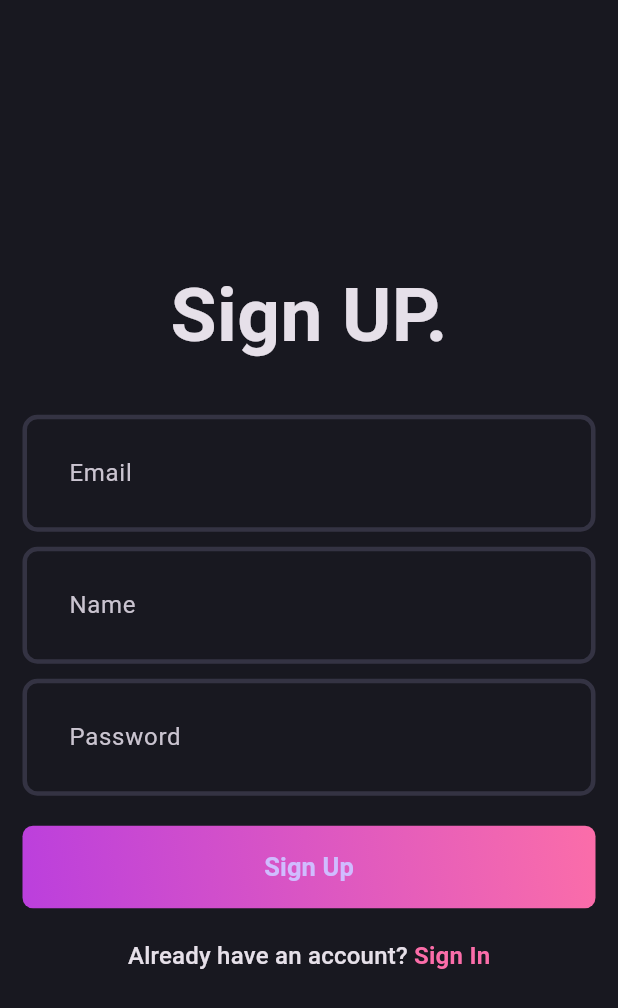
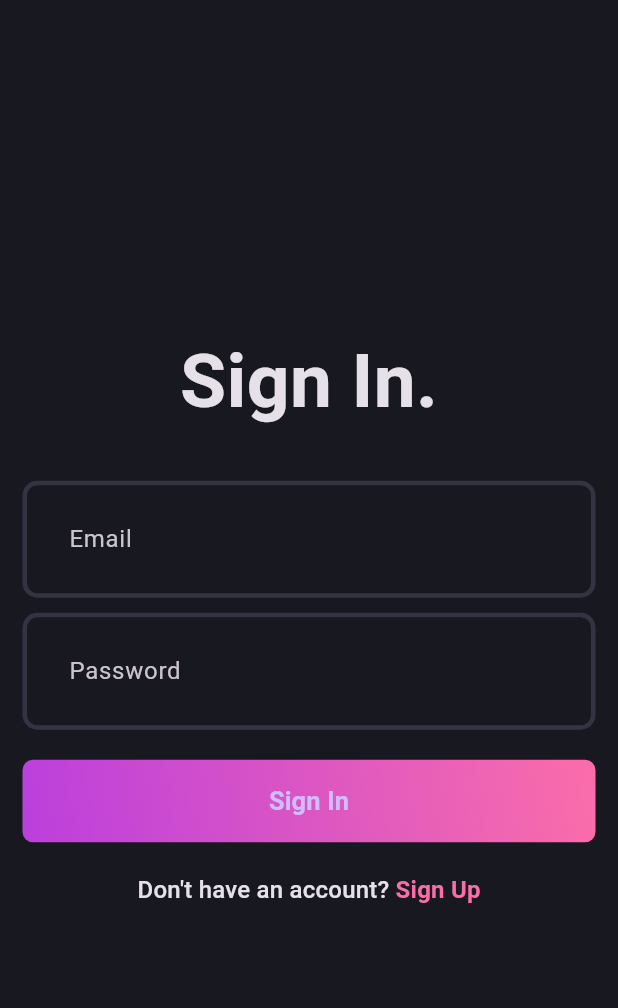
Before and after one commit to izarvek/fluxpost-blog-app, a Flutter app: the screen it shows after launch, on a phone screen of 412 x 824 dp. Shown: the top 1008 px of the screen. Run offline on Flutter 3.47's test engine with Material 3 defaults, Android fonts, the phone set to English and light mode, and no system bars.

Commit message:
feat(auth): add login page

```diff
--- a/lib/features/auth/presentation/pages/login_page.dart
+++ b/lib/features/auth/presentation/pages/login_page.dart
@@ -1,10 +1,82 @@
 import 'package:flutter/material.dart';
+import 'package:fluxpost/core/theme/app_pallete.dart';
+import 'package:fluxpost/features/auth/presentation/pages/signup_page.dart';
+import 'package:fluxpost/features/auth/presentation/widgets/auth_field.dart';
+import 'package:fluxpost/features/auth/presentation/widgets/auth_gradient_button.dart';
 
-class LoginPage extends StatelessWidget {
+class LoginPage extends StatefulWidget {
   const LoginPage({super.key});
 
   @override
+  State<LoginPage> createState() => _LoginPageState();
+}
+
+class _LoginPageState extends State<LoginPage> {
+  final emailController = TextEditingController();
+  final nameController = TextEditingController();
+  final passwordController = TextEditingController();
+  final formKey = GlobalKey<FormState>();
+
+  @override
+  void dispose() {
+    emailController.dispose();
+    passwordController.dispose();
+    super.dispose();
+  }
+
+  @override
   Widget build(BuildContext context) {
-    return const Placeholder();
+    return Scaffold(
+      body: Padding(
+        padding: const EdgeInsets.all(15.0),
+        child: Form(
+          key: formKey,
+          child: Column(
+            mainAxisAlignment: MainAxisAlignment.center,
+            children: [
+              Text(
+                "Sign In.",
+                style: TextStyle(fontSize: 50, fontWeight: FontWeight.bold),
+              ),
+              SizedBox(height: 30),
+              AuthField(hintText: 'Email', controller: emailController),
+              SizedBox(height: 10),
+              AuthField(
+                hintText: 'Password',
+                controller: passwordController,
+                isObsecureText: true,
+              ),
+              SizedBox(height: 20),
+              AuthGradientButton(buttonText: 'Sign In'),
+              SizedBox(height: 20),
+              GestureDetector(
+                onTap: () {
+                  Navigator.push(
+                    context,
+                    MaterialPageRoute(builder: (context) => SignUpPage()),
+                  );
+                },
+                child: RichText(
+                  text: TextSpan(
+                    text: 'Don\'t have an account? ',
+                    style: Theme.of(context).textTheme.titleMedium,
+                    children: [
+                      TextSpan(
+                        text: 'Sign Up',
+                        style: Theme.of(context).textTheme.titleMedium
+                            ?.copyWith(
+                              color: AppPallete.gradient2,
+                              fontWeight: FontWeight.bold,
+                            ),
+                      ),
+                    ],
+                  ),
+                ),
+              ),
+            ],
+          ),
+        ),
+      ),
+    );
   }
 }
--- a/lib/features/auth/presentation/pages/signup_page.dart
+++ b/lib/features/auth/presentation/pages/signup_page.dart
@@ -1,5 +1,6 @@
 import 'package:flutter/material.dart';
 import 'package:fluxpost/core/theme/app_pallete.dart';
+import 'package:fluxpost/features/auth/presentation/pages/login_page.dart';
 import 'package:fluxpost/features/auth/presentation/widgets/auth_field.dart';
 import 'package:fluxpost/features/auth/presentation/widgets/auth_gradient_button.dart';
 
@@ -27,6 +28,7 @@ class _SignUpPageState extends State<SignUpPage> {
   @override
   Widget build(BuildContext context) {
     return Scaffold(
+      appBar: AppBar(),
       body: Padding(
         padding: const EdgeInsets.all(15.0),
         child: Form(
@@ -35,31 +37,44 @@ class _SignUpPageState extends State<SignUpPage> {
             mainAxisAlignment: MainAxisAlignment.center,
             children: [
               Text(
-                "Sign UP.",
+                "Sign Up.",
                 style: TextStyle(fontSize: 50, fontWeight: FontWeight.bold),
               ),
               SizedBox(height: 30),
-              AuthField(hintText: 'Email' , controller: emailController,),
+              AuthField(hintText: 'Email', controller: emailController),
               SizedBox(height: 10),
-              AuthField(hintText: 'Name' , controller: nameController,),
+              AuthField(hintText: 'Name', controller: nameController),
               SizedBox(height: 10),
-              AuthField(hintText: 'Password' , controller: passwordController, isObsecureText: true,),
+              AuthField(
+                hintText: 'Password',
+                controller: passwordController,
+                isObsecureText: true,
+              ),
               SizedBox(height: 20),
-              AuthGradientButton(),
+              AuthGradientButton(buttonText: 'Sign Up'),
               SizedBox(height: 20),
-              RichText(
+              GestureDetector(
+                onTap: () {
+                  Navigator.push(
+                    context,
+                    MaterialPageRoute(builder: (context) => LoginPage()),
+                  );
+                },
+                child: RichText(
                   text: TextSpan(
                     text: 'Already have an account? ',
                     style: Theme.of(context).textTheme.titleMedium,
                     children: [
                       TextSpan(
                         text: 'Sign In',
-                      style: Theme.of(context).textTheme.titleMedium?.copyWith(
+                        style: Theme.of(context).textTheme.titleMedium
+                            ?.copyWith(
                               color: AppPallete.gradient2,
                               fontWeight: FontWeight.bold,
                             ),
                       ),
                     ],
+                  ),
                 ),
               ),
             ],
--- a/lib/features/auth/presentation/widgets/auth_gradient_button.dart
+++ b/lib/features/auth/presentation/widgets/auth_gradient_button.dart
@@ -2,7 +2,11 @@ import 'package:flutter/material.dart';
 import 'package:fluxpost/core/theme/app_pallete.dart';
 
 class AuthGradientButton extends StatelessWidget {
-  const AuthGradientButton({super.key});
+  final String buttonText;
+  const AuthGradientButton({
+    super.key,
+    required this.buttonText
+  });
 
   @override
   Widget build(BuildContext context) {
@@ -25,8 +29,9 @@ class AuthGradientButton extends StatelessWidget {
           backgroundColor: AppPallete.transparentColor,
           shadowColor: AppPallete.transparentColor
         ),
-        child: Text('Sign Up',
-        style: TextStyle(
+        child: Text(
+        buttonText,
+        style:const TextStyle(
           fontSize: 17,
           fontWeight: FontWeight.w600
         ),
--- a/lib/main.dart
+++ b/lib/main.dart
@@ -1,6 +1,7 @@
 import 'package:flutter/material.dart';
 import 'package:fluxpost/core/theme/theme.dart';
-import 'package:fluxpost/features/auth/presentation/pages/signup_page.dart';
+import 'package:fluxpost/features/auth/presentation/pages/login_page.dart';
+// import 'package:fluxpost/features/auth/presentation/pages/signup_page.dart';
 
 void main() {
   runApp(const MyApp());
@@ -15,7 +16,7 @@ class MyApp extends StatelessWidget {
       debugShowCheckedModeBanner: false,
       title: 'FluxPost',
       theme: AppTheme.darkThemeMode,
-      home:const SignUpPage()
+      home:const LoginPage()
     );
   }
 }
```
Also changed, not shown: 1 other file. Lines whose indentation alone changed are shown as unchanged.
